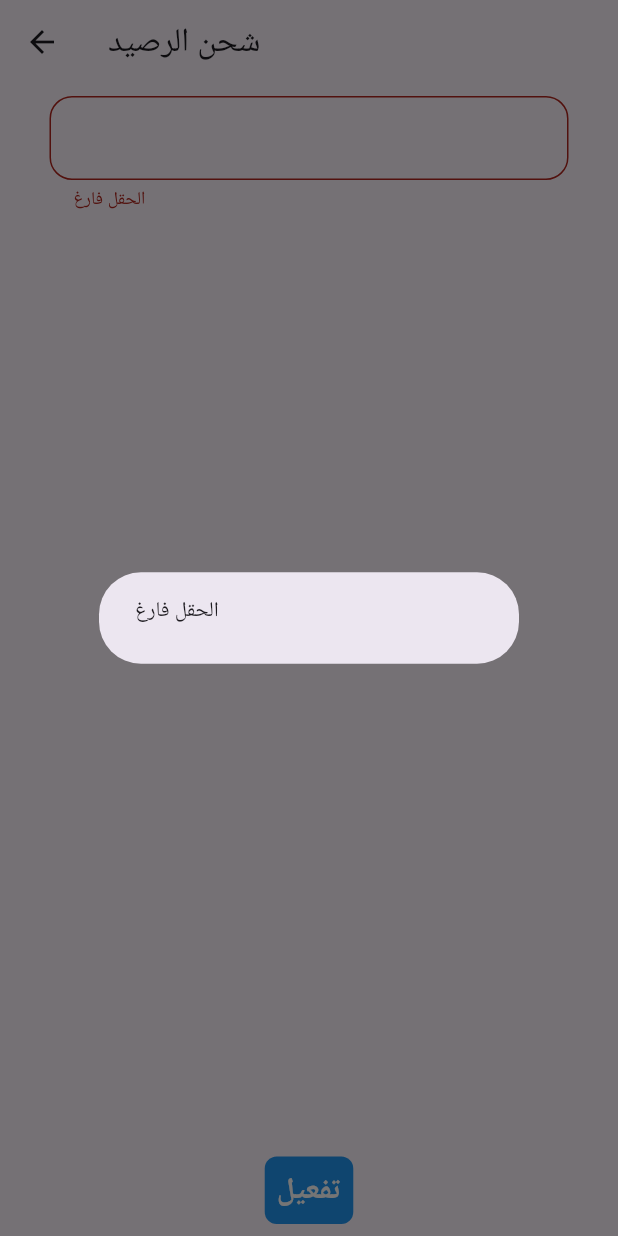
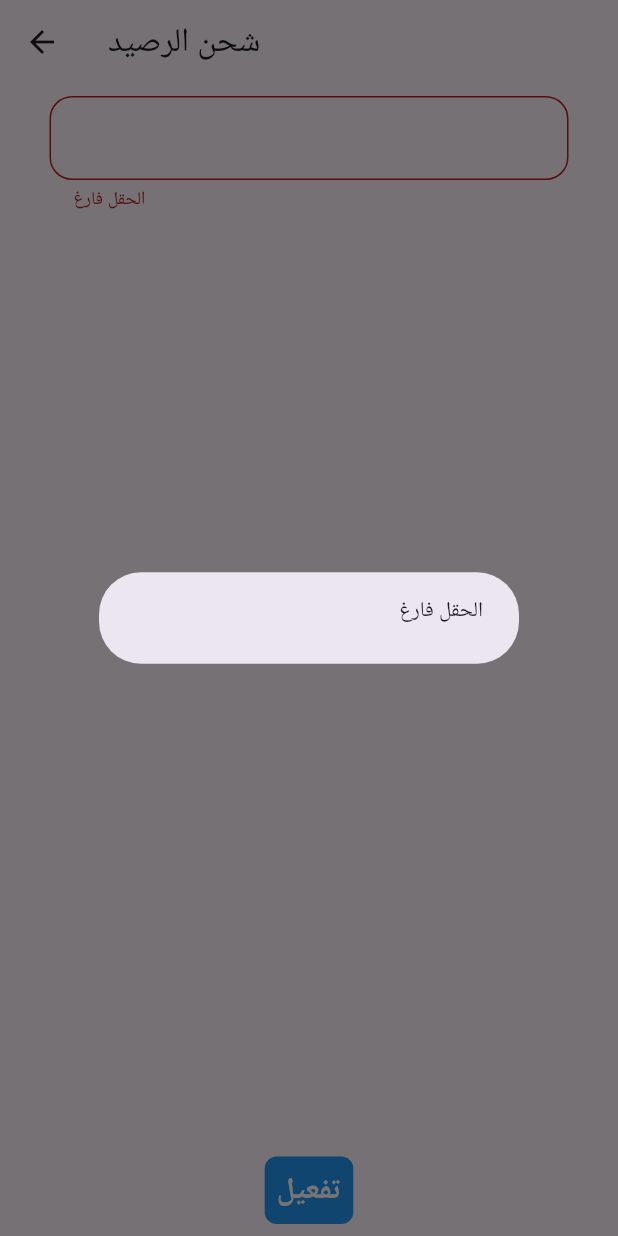
Before and after one commit to Zomcules/sh_samsarah, a Flutter app: the ActivateVoucherPage screen opened directly, after a tap on "تفعيل", on a phone screen of 412 x 824 dp. Run offline on Flutter 3.47's test engine with Material 2 defaults, Android fonts, the light colour scheme and no system bars; our stand-ins replace cloud_firestore, firebase_auth, firebase_core, firebase_storage, google_sign_in, hive and 1 more; missing offline and left inert: flutter_osm_plugin; accounts and stored records are empty; network calls fail.

Commit message:
final final?

```diff
--- a/lib/util/product_info/product_preview_page.dart
+++ b/lib/util/product_info/product_preview_page.dart
@@ -78,7 +78,8 @@ class _ProductPreviewPageState extends State<ProductPreviewPage> {
   }
 
   void messageProducer(String uid) async {
-    if (_auth.isSignedIn && uid != _auth.uid) {
+    if (_auth.isSignedIn) {
+      if (uid != _auth.uid) {
         await _msg.initiateNewChat(uid);
         if (mounted) {
           push(
@@ -88,6 +89,9 @@ class _ProductPreviewPageState extends State<ProductPreviewPage> {
                 appendedProduct: widget.info),
           );
         }
+      }
+    } else {
+      alert(context, "سجل الدخول في التطبيق لتتمكن من مراسلة المستخدمين");
     }
   }
 
--- a/lib/util/tools/poppers_and_pushers.dart
+++ b/lib/util/tools/poppers_and_pushers.dart
@@ -25,7 +25,10 @@ Future<void> alert(BuildContext context, String message) async {
   showDialog(
     context: context,
     builder: (context) => AlertDialog(
-      content: Text(message),
+      content: Text(
+        message,
+        textDirection: TextDirection.rtl,
+      ),
     ),
   );
 }
```
Also changed, not shown: lib/pages/tab/auth_flow/my_profile_page.dart (+24 -7 lines). Lines whose indentation alone changed are shown as unchanged.
